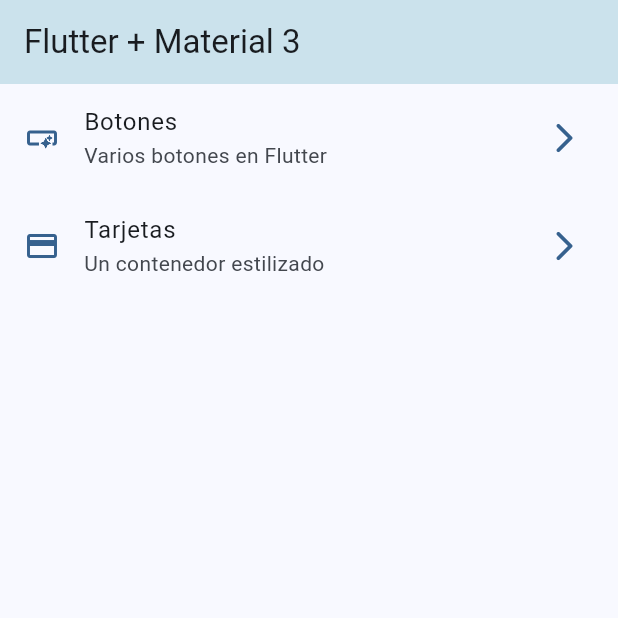
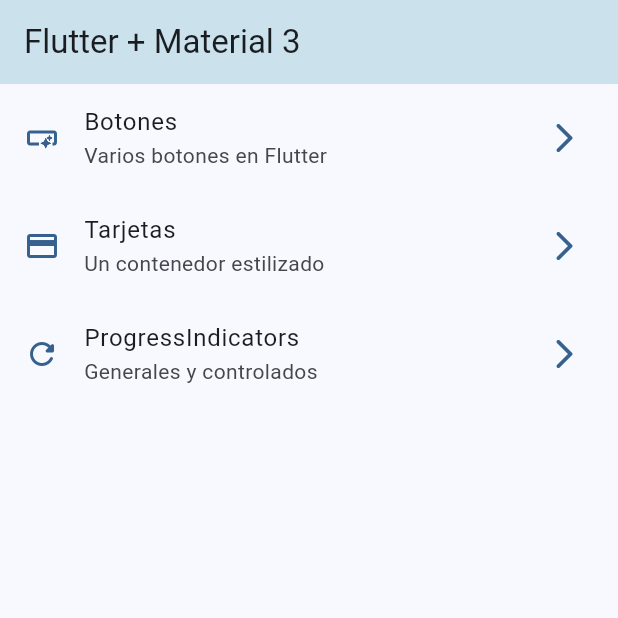
Before and after one commit to Oved/WidgetsApp, a Flutter app: the screen it shows after launch, on a phone screen of 412 x 824 dp, the top half of it. Run offline on Flutter 3.47's test engine with Material 2 defaults, Android fonts, the phone set to English and light mode, and no system bars; our stand-ins replace go_router.

Commit message:
Se crean los progress indicators

```diff
--- a/lib/config/menu/menu_items.dart
+++ b/lib/config/menu/menu_items.dart
@@ -24,5 +24,10 @@ const appMenuItems = <MenuItems>[
       subTitle: 'Un contenedor estilizado',
       link: '/cards',
       icon: Icons.credit_card),
+  MenuItems(
+      title: 'ProgressIndicators',
+      subTitle: 'Generales y controlados',
+      link: '/progress',
+      icon: Icons.refresh_rounded),
   //MenuItems(title: 'Botones', subTitle: 'Varios botones en Flutter', link: '/buttons', icon: Icons.smart_button_outlined),
 ];
--- a/lib/config/router/app_router.dart
+++ b/lib/config/router/app_router.dart
@@ -18,5 +18,10 @@ final appRouter = GoRouter(
       name: CardsScreen.name,
       builder: (context, state) => const CardsScreen(),
     ),
+    GoRoute(
+      path: '/progress',
+      name: ProgressScreen.name,
+      builder: (context, state) => const ProgressScreen(),
+    ),
   ],
 );
```
Also changed, not shown: lib/presentation/screens/progress/progress_screen.dart (+71 -1 lines).
